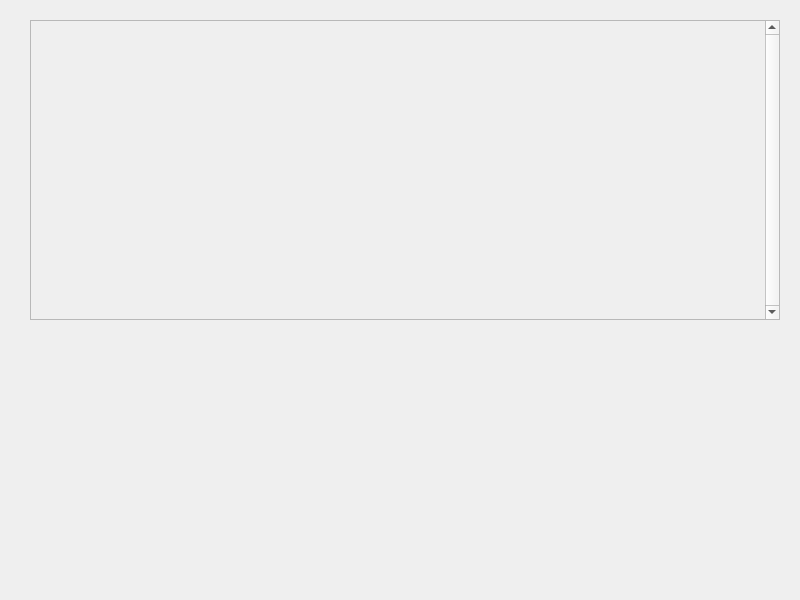
Scaryalet/CardVault, file addset.ui: the form before one commit.
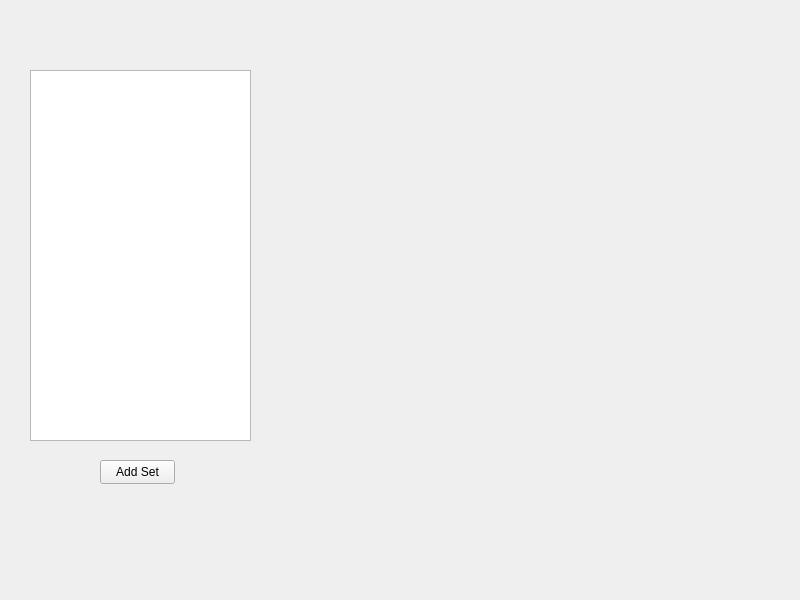
The form after the commit.

```diff
--- a/addset.ui
+++ b/addset.ui
@@ -14,49 +14,28 @@
    <string>MainWindow</string>
   </property>
   <widget class="QWidget" name="centralwidget">
-   <widget class="QScrollArea" name="scrollArea">
+   <widget class="QListWidget" name="listWidget">
     <property name="geometry">
      <rect>
       <x>30</x>
-      <y>20</y>
-      <width>750</width>
-      <height>300</height>
+      <y>70</y>
+      <width>221</width>
+      <height>371</height>
      </rect>
     </property>
-    <property name="sizePolicy">
-     <sizepolicy hsizetype="Fixed" vsizetype="Fixed">
-      <horstretch>0</horstretch>
-      <verstretch>0</verstretch>
-     </sizepolicy>
+   </widget>
+   <widget class="QPushButton" name="addSetButton">
+    <property name="geometry">
+     <rect>
+      <x>100</x>
+      <y>460</y>
+      <width>75</width>
+      <height>24</height>
+     </rect>
     </property>
-    <property name="minimumSize">
-     <size>
-      <width>750</width>
-      <height>300</height>
-     </size>
+    <property name="text">
+     <string>Add Set</string>
     </property>
-    <property name="maximumSize">
-     <size>
-      <width>750</width>
-      <height>300</height>
-     </size>
-    </property>
-    <property name="verticalScrollBarPolicy">
-     <enum>Qt::ScrollBarAlwaysOn</enum>
-    </property>
-    <property name="widgetResizable">
-     <bool>true</bool>
-    </property>
-    <widget class="QWidget" name="scrollAreaWidgetContents">
-     <property name="geometry">
-      <rect>
-       <x>0</x>
-       <y>0</y>
-       <width>734</width>
-       <height>298</height>
-      </rect>
-     </property>
-    </widget>
    </widget>
   </widget>
  </widget>
```
